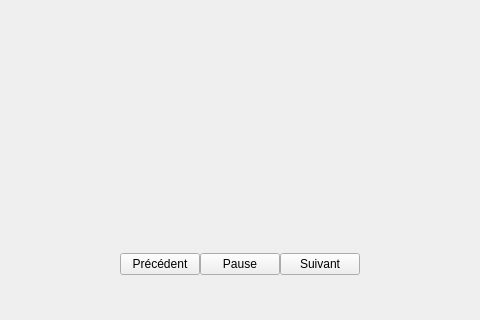
Above: v4MVP_CLEMENCEAU_MASSON_VINET_TP4/code/lecteurvue.ui from jvlatrille/LecteurDiaporama before the change; both pictures show x 160 to 640 and y 280 to 600 of the 800 by 600 pixel window. Below: the same form after it.
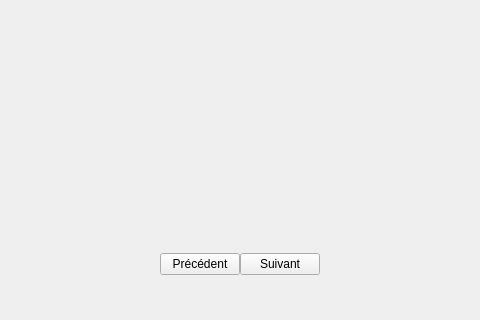
That is the form after the change.

Patch:
```diff
--- a/v4MVP_CLEMENCEAU_MASSON_VINET_TP4/code/lecteurvue.ui
+++ b/v4MVP_CLEMENCEAU_MASSON_VINET_TP4/code/lecteurvue.ui
@@ -81,13 +81,6 @@
           </property>
          </widget>
         </item>
-        <item>
-         <widget class="QPushButton" name="bPause">
-          <property name="text">
-           <string>Pause</string>
-          </property>
-         </widget>
-        </item>
         <item>
          <widget class="QPushButton" name="bSuivant">
           <property name="text">
```
